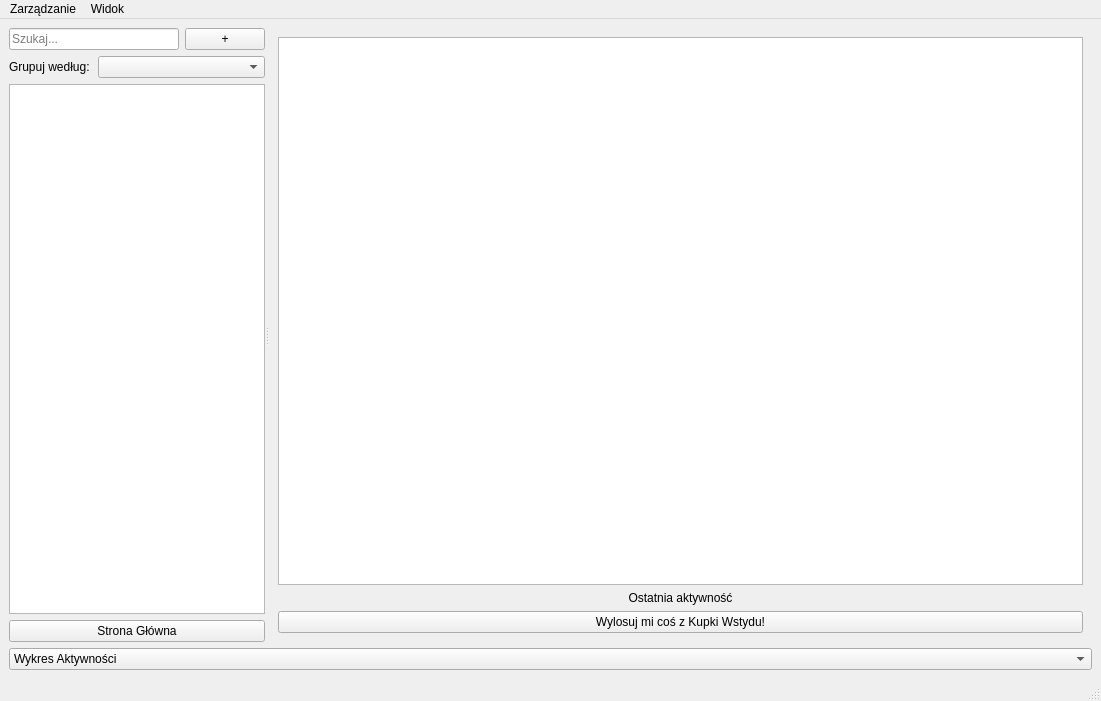
The window that ui/mainwindow.ui (Janek2230/CML) describes before a commit, drawn with Qt 5.
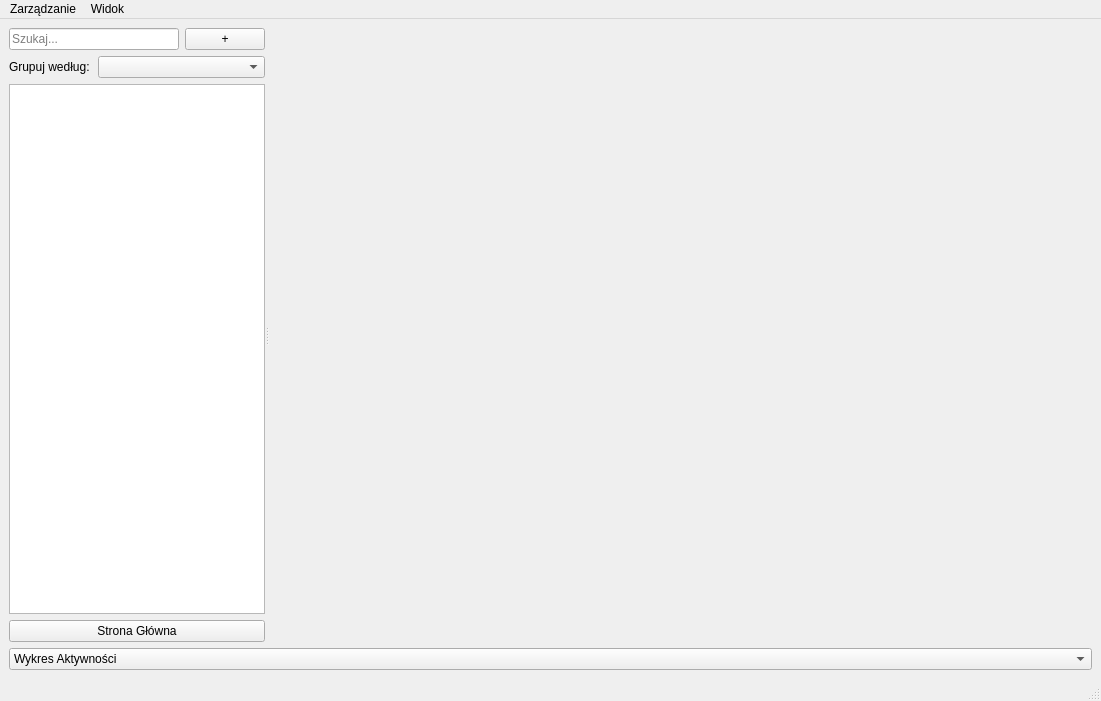
The same window after the commit. The open tabs and pages were chosen to show the change. Custom widgets are drawn as their Qt base class.

What changed in the file:
```diff
--- a/ui/mainwindow.ui
+++ b/ui/mainwindow.ui
@@ -114,35 +114,7 @@
         <number>2</number>
        </property>
        <widget class="QWidget" name="page">
-        <layout class="QGridLayout" name="gridLayout_2">
-         <item row="0" column="0">
-          <layout class="QVBoxLayout" name="verticalLayout_4">
-           <item>
-            <widget class="QChartView" name="wykresOwalny"/>
-           </item>
-           <item>
-            <widget class="QLabel" name="label">
-             <property name="text">
-              <string>Ostatnia aktywność</string>
-             </property>
-             <property name="alignment">
-              <set>Qt::AlignmentFlag::AlignCenter</set>
-             </property>
-            </widget>
-           </item>
-           <item>
-            <layout class="QGridLayout" name="gridOstatnie"/>
-           </item>
-           <item>
-            <widget class="QPushButton" name="btnLosuj">
-             <property name="text">
-              <string>Wylosuj mi coś z Kupki Wstydu!</string>
-             </property>
-            </widget>
-           </item>
-          </layout>
-         </item>
-        </layout>
+        <layout class="QGridLayout" name="gridLayout_2"/>
        </widget>
        <widget class="QWidget" name="page_3">
         <layout class="QGridLayout" name="gridLayout_6"/>
@@ -231,13 +203,6 @@
    </property>
   </action>
  </widget>
- <customwidgets>
-  <customwidget>
-   <class>QChartView</class>
-   <extends>QGraphicsView</extends>
-   <header location="global">qchartview.h</header>
-  </customwidget>
- </customwidgets>
  <resources/>
  <connections/>
 </ui>
```
Left out of the diff: 2 changed lines with no effect on the pictures.
